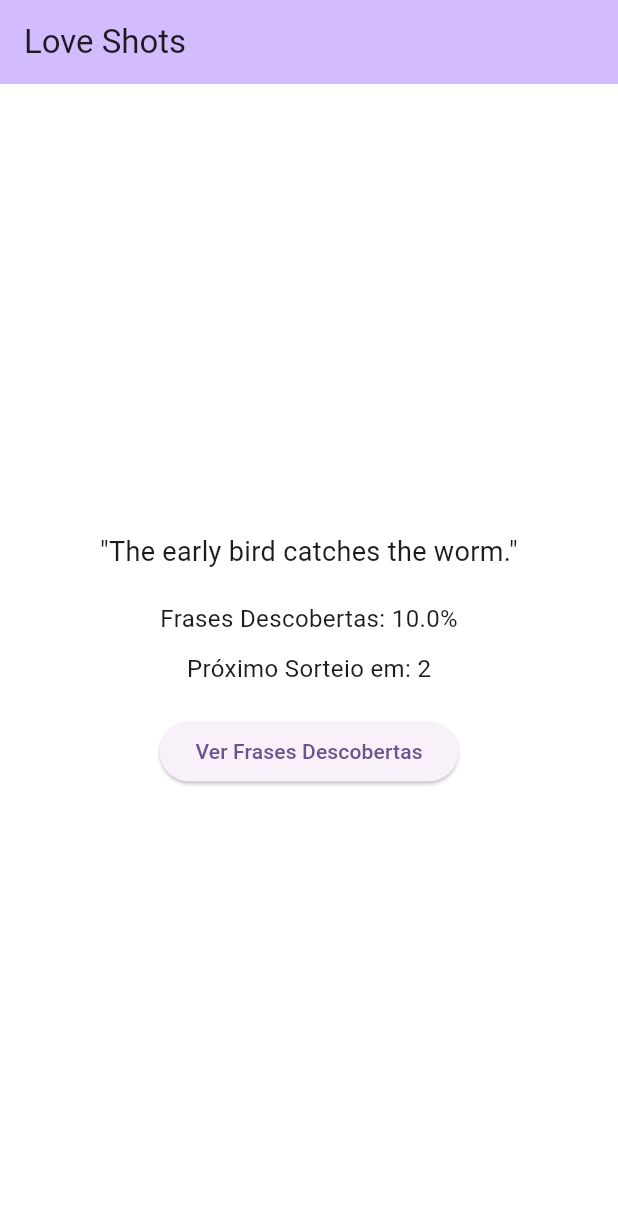
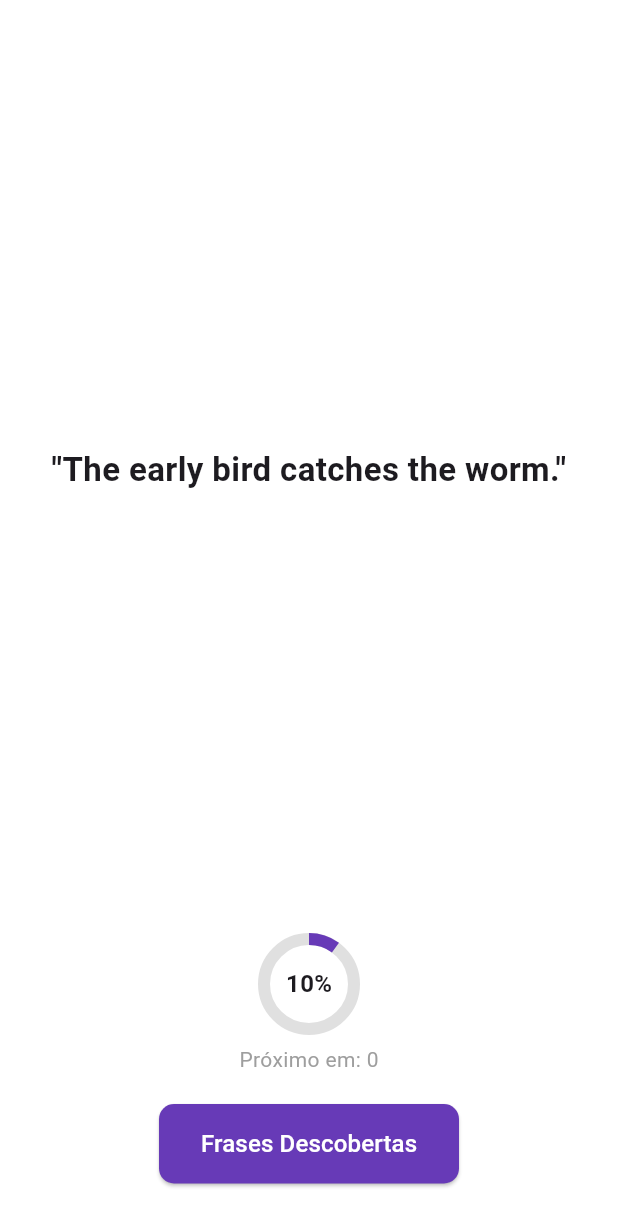
Before and after one commit to Pablokaer/LoveShots, a Flutter app: the screen it shows after launch, on a phone screen of 412 x 824 dp. Shown: the top 1226 px of the screen. Run offline on Flutter 3.47's test engine with Material 3 defaults, Android fonts, the phone set to English and light mode, and no system bars; our stand-ins replace vibration.

Commit message:
I just adjusted the design

```diff
--- a/lib/main.dart
+++ b/lib/main.dart
@@ -38,16 +38,15 @@ class _MyHomePageState extends State<MyHomePage> with WidgetsBindingObserver {
   List<String> _phrases = [];
   Timer? _timer;
   Timer? _countdownTimer;
-  final int _intervalSeconds = 5;
+  final int _intervalSeconds = 2;
   double _percentageDiscovered = 0.0;
   List<String> _discoveredPhrases = [];
   int _countdown = 0;
-  bool _isAppBarVisible = true;
 
   @override
   void initState() {
     super.initState();
-    WidgetsBinding.instance.addObserver(this); // Adiciona o observador
+    WidgetsBinding.instance.addObserver(this);
     _loadPhrases();
     _startTimer();
     _startCountdown();
@@ -57,24 +56,8 @@ class _MyHomePageState extends State<MyHomePage> with WidgetsBindingObserver {
   void dispose() {
     _timer?.cancel();
     _countdownTimer?.cancel();
-    WidgetsBinding.instance.removeObserver(this); // Remove o observador
+    WidgetsBinding.instance.removeObserver(this);
     super.dispose();
-  }
-
-  // Método para lidar com mudanças no ciclo de vida do app
-  @override
-  void didChangeAppLifecycleState(AppLifecycleState state) {
-    super.didChangeAppLifecycleState(state);
-
-    if (state == AppLifecycleState.resumed) {
-      // Quando o app é trazido de volta para o primeiro plano
-      _startTimer();
-      _startCountdown();
-    } else if (state == AppLifecycleState.paused) {
-      // Quando o app vai para o segundo plano
-      _timer?.cancel();
-      _countdownTimer?.cancel();
-    }
   }
 
   Future<void> _loadPhrases() async {
@@ -108,7 +91,6 @@ class _MyHomePageState extends State<MyHomePage> with WidgetsBindingObserver {
       _countdownTimer?.cancel();
     }
 
-    // Vibração ao receber uma nova frase
     Vibration.hasVibrator().then((hasVibrator) {
       if (hasVibrator == true) {
         Vibration.vibrate(duration: 200);
@@ -167,63 +149,102 @@ class _MyHomePageState extends State<MyHomePage> with WidgetsBindingObserver {
     );
   }
 
-  void _toggleAppBarVisibility() {
-    setState(() {
-      _isAppBarVisible = !_isAppBarVisible;
-    });
-  }
-
   @override
   Widget build(BuildContext context) {
     return SafeArea(
       child: Scaffold(
-        backgroundColor: Colors.transparent,
-        extendBody: true,
-        appBar: _isAppBarVisible
-            ? AppBar(
-          backgroundColor: Theme.of(context).colorScheme.inversePrimary,
-          title: Text(widget.title),
-        )
-            : null,
-        body: GestureDetector(
-          onTap: _toggleAppBarVisibility,
-          child: Container(
-            width: double.infinity,
-            height: double.infinity,
-            color: Colors.white,
+        backgroundColor: Colors.white,
+        body: OrientationBuilder(
+          builder: (context, orientation) {
+            bool isPortrait = orientation == Orientation.portrait;
+
+            // Definindo diferentes tamanhos para cada orientação
+            double textSize = isPortrait ? 22 : 28; // Tamanho da frase
+            double progressSize = isPortrait ? 60 : 50; // Tamanho da barra de progresso
+            double buttonWidth = isPortrait ? 200 : 180; // Largura do botão
+            double buttonHeight = isPortrait ? 50 : 40; // Altura do botão
+
+            return Padding(
+              padding: const EdgeInsets.symmetric(horizontal: 20),
               child: Column(
                 mainAxisAlignment: MainAxisAlignment.center,
                 children: <Widget>[
-                Text(
+                  // Frase no centro
+                  Expanded(
+                    child: Center(
+                      child: Text(
                         _randomPhrase,
                         textAlign: TextAlign.center,
-                  style: const TextStyle(fontSize: 18),
+                        style: TextStyle(
+                          fontSize: textSize,
+                          fontWeight: FontWeight.bold,
                         ),
-                const SizedBox(height: 20),
-                Text(
-                  'Frases Descobertas: ${_percentageDiscovered.toStringAsFixed(1)}%',
-                  style: const TextStyle(fontSize: 16),
                       ),
-                if (_percentageDiscovered < 100)
+                    ),
+                  ),
+
+                  // Indicador de progresso (CÍRCULO)
                   Column(
                     children: [
-                      const SizedBox(height: 10),
+                      Stack(
+                        alignment: Alignment.center,
+                        children: [
+                          SizedBox(
+                            width: progressSize, // Tamanho ajustado
+                            height: progressSize, // Tamanho ajustado
+                            child: CircularProgressIndicator(
+                              value: _percentageDiscovered / 100,
+                              strokeWidth: 8,
+                              backgroundColor: Colors.grey[300],
+                              valueColor: AlwaysStoppedAnimation<Color>(Colors.deepPurple),
+                            ),
+                          ),
                           Text(
-                        'Próximo Sorteio em: $_countdown',
-                        style: const TextStyle(fontSize: 16),
+                            '${_percentageDiscovered.toStringAsFixed(0)}%',
+                            style: TextStyle(
+                              fontSize: isPortrait ? 16 : 15, // Tamanho do texto da porcentagem
+                              fontWeight: FontWeight.bold,
+                            ),
                           ),
                         ],
                       ),
+                      const SizedBox(height: 10),
+                      if (_percentageDiscovered < 100)
+                        Text(
+                          'Próximo em: $_countdown',
+                          style: const TextStyle(fontSize: 14, color: Colors.grey),
+                        ),
+                    ],
+                  ),
+
                   const SizedBox(height: 20),
-                ElevatedButton(
+
+                  // Botão na parte inferior
+                  SizedBox(
+                    width: buttonWidth, // Largura do botão ajustada
+                    child: ElevatedButton(
+                      style: ElevatedButton.styleFrom(
+                        padding: const EdgeInsets.symmetric(vertical: 15),
+                        backgroundColor: Colors.deepPurple,
+                        foregroundColor: Colors.white,
+                        shape: RoundedRectangleBorder(
+                          borderRadius: BorderRadius.circular(10),
+                        ),
+                      ),
                       onPressed: () {
                         _showDiscoveredPhrasesDialog(context);
                       },
-                  child: const Text('Ver Frases Descobertas'),
+                      child: const Text(
+                        'Frases Descobertas',
+                        style: TextStyle(fontSize: 16),
                       ),
+                    ),
+                  ),
+                  const SizedBox(height: 35),
                 ],
               ),
-          ),
+            );
+          },
         ),
       ),
     );
```
Lines whose indentation alone changed are shown as unchanged.
